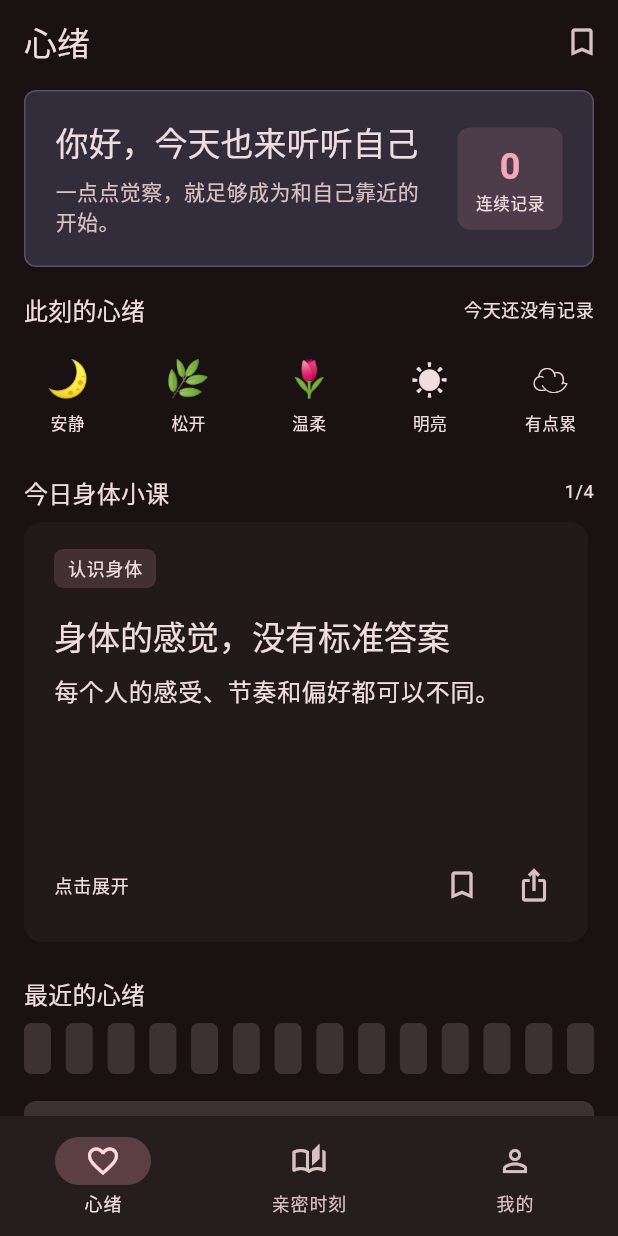
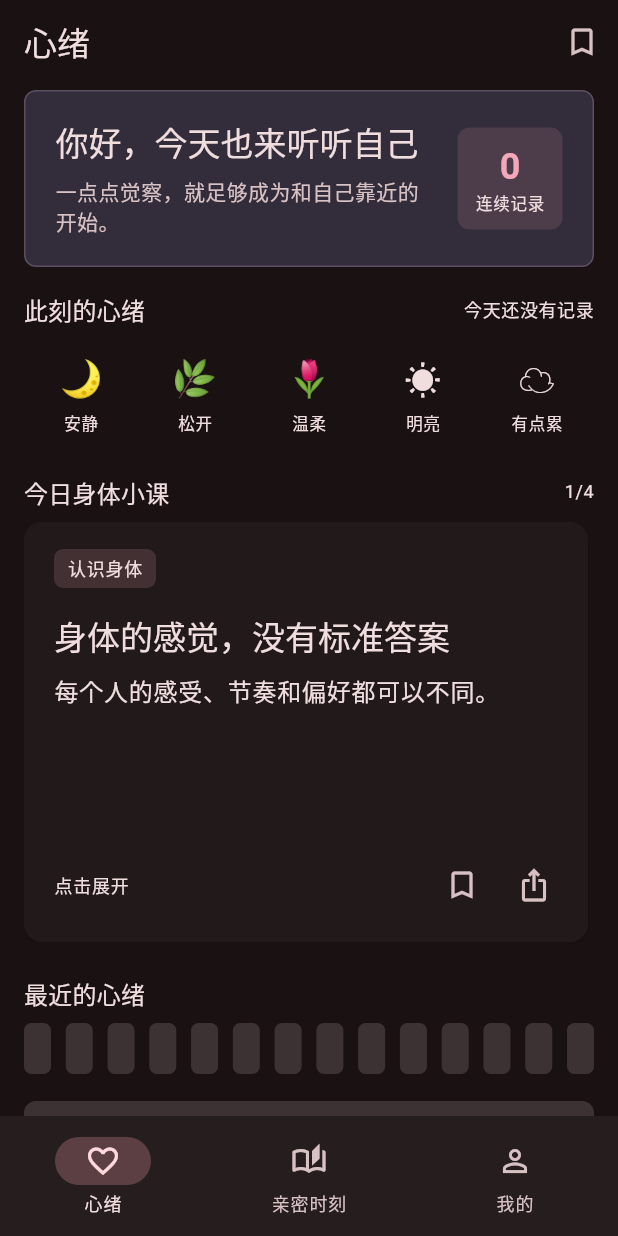
Before and after one commit to Binomial-distribution/nascent, a Flutter app: the screen it shows after launch, on a phone screen of 412 x 824 dp. Run offline on Flutter 3.47's test engine with Material 3 defaults, Android fonts, the phone set to English and light mode, and no system bars; our stand-ins replace flutter_riverpod; missing offline and left inert: flutter_reactive_ble.

Commit message:
fix: 修复评审发现的版本门控与控制页状态问题
- BLE 版本门控放宽为只校验主版本，0.1.x 旧固件无需重新烧录即可连接；
  VERSION_MINOR 同步为 2 并重新生成三端协议产物
- 控制页草稿档位在上行确认后交回设备值，停止时立即清除，
  避免设备已停而界面仍显示非零档位
- 连续记录天数对"今天还没记"留宽限，从昨天开始计数，并补边界测试
- 空白身体笔记不再提示已保存；情境漫游首次点按停留在首段；
  心绪选择器改为均分宽度避免窄屏溢出
- 抽取心绪页与亲密时刻页共用的 DeviceStatusBar

Co-authored-by: Cursor <cursoragent@cursor.com>

```diff
--- a/protocol/contract.yaml
+++ b/protocol/contract.yaml
@@ -15,7 +15,7 @@ version: "0.2.0-demo"
 constants:
   PROTO_MAGIC: 20026
   VERSION_MAJOR: 0
-  VERSION_MINOR: 1
+  VERSION_MINOR: 2
 
   LEVEL_MIN: 1
   LEVEL_MAX: 8
--- a/software/app/lib/core/protocol/protocol.dart
+++ b/software/app/lib/core/protocol/protocol.dart
@@ -6,7 +6,7 @@ class NlConst {
   static const String protoVersion = '0.2.0-demo';
   static const int protoMagic = 20026;
   static const int versionMajor = 0;
-  static const int versionMinor = 1;
+  static const int versionMinor = 2;
   static const int levelMin = 1;
   static const int levelMax = 8;
   static const int dutyCapPct = 90;
--- a/software/app/lib/heart/heart_state.dart
+++ b/software/app/lib/heart/heart_state.dart
@@ -102,6 +102,10 @@ class HeartState extends ChangeNotifier {
   int get streak {
     if (_moods.isEmpty) return 0;
     var cursor = _day(DateTime.now());
+    // 今天还没记不算断签：从昨天开始数，给今天留宽限。
+    if (!_moods.containsKey(cursor)) {
+      cursor = cursor.subtract(const Duration(days: 1));
+    }
     var count = 0;
     while (_moods.containsKey(cursor)) {
       count += 1;
@@ -132,6 +136,13 @@ class HeartState extends ChangeNotifier {
   void recordMood(MoodTone mood, {String note = ''}) {
     final today = _day(DateTime.now());
     _moods[today] = MoodEntry(date: today, mood: mood, note: note);
+    notifyListeners();
+  }
+
+  @visibleForTesting
+  void recordMoodForDate(DateTime date, MoodTone mood, {String note = ''}) {
+    final day = _day(date);
+    _moods[day] = MoodEntry(date: day, mood: mood, note: note);
     notifyListeners();
   }
 
--- a/software/app/lib/ui/a_home.dart
+++ b/software/app/lib/ui/a_home.dart
@@ -2,9 +2,9 @@ import 'package:flutter/material.dart';
 import 'package:flutter/services.dart';
 import 'package:flutter_riverpod/flutter_riverpod.dart';
 
-import '../core/protocol/protocol.dart';
 import '../heart/heart_state.dart';
 import '../state/session.dart';
+import 'widgets/device_status.dart';
 
 /// A 层：心绪。只负责觉察、记录和内容浏览，不改变设备强度。
 class HomePage extends ConsumerStatefulWidget {
@@ -130,7 +130,7 @@ class _HomePageState extends ConsumerState<HomePage> {
           const SizedBox(height: 8),
           _MoodCalendar(moods: heart.moods),
           const SizedBox(height: 18),
-          _ConnectionHint(connected: connected, uplink: uplink),
+          DeviceStatusBar(connected: connected, uplink: uplink),
           const SizedBox(height: 12),
           Text(
             '内容仅供参考，不能替代医生或专业人士建议。',
@@ -255,24 +255,27 @@ class _MoodPicker extends StatelessWidget {
 
   @override
   Widget build(BuildContext context) => Row(
-        mainAxisAlignment: MainAxisAlignment.spaceBetween,
         children: MoodTone.values.map((mood) {
           final isSelected = mood == selected;
           final color = Color(mood.colorValue);
-          return Semantics(
+          // 均分宽度而不是固定 58px：320pt 窄屏上固定宽度会溢出。
+          return Expanded(
+            child: Semantics(
               button: true,
               label: mood.label,
               selected: isSelected,
+              child: Padding(
+                padding: const EdgeInsets.symmetric(horizontal: 2),
                 child: InkWell(
                   borderRadius: BorderRadius.circular(8),
                   onTap: () => onSelected(mood),
                   child: AnimatedContainer(
                     duration: const Duration(milliseconds: 180),
-                width: 58,
                     height: 68,
                     padding: const EdgeInsets.symmetric(vertical: 8),
                     decoration: BoxDecoration(
-                  color: isSelected ? color.withAlpha(45) : Colors.transparent,
+                      color:
+                          isSelected ? color.withAlpha(45) : Colors.transparent,
                       borderRadius: BorderRadius.circular(8),
                       border: Border.all(
                         color: isSelected ? color : Colors.transparent,
@@ -282,11 +285,15 @@ class _MoodPicker extends StatelessWidget {
                     child: Column(
                       mainAxisAlignment: MainAxisAlignment.center,
                       children: [
-                    Text(mood.emoji, style: const TextStyle(fontSize: 24)),
+                        Text(mood.emoji,
+                            style: const TextStyle(fontSize: 24)),
                         const SizedBox(height: 4),
                         Text(mood.label,
-                        style: Theme.of(context).textTheme.labelSmall),
+                            style: Theme.of(context).textTheme.labelSmall,
+                            overflow: TextOverflow.ellipsis),
                       ],
+                    ),
+                  ),
                 ),
               ),
             ),
@@ -411,44 +418,6 @@ class _MoodCalendar extends StatelessWidget {
   }
 }
 
-class _ConnectionHint extends StatelessWidget {
-  const _ConnectionHint({required this.connected, required this.uplink});
-
-  final bool connected;
-  final BleUplink? uplink;
-
-  @override
-  Widget build(BuildContext context) {
-    final state = uplink?.insertState;
-    final text = !connected
-        ? '设备未连接'
-        : switch (state) {
-            NlInsertState.inserted => '设备已连接 · 在使用中',
-            NlInsertState.notInserted => '设备已连接 · 未在使用',
-            _ => '设备已连接 · 状态同步中',
-          };
-    return Container(
-      padding: const EdgeInsets.symmetric(horizontal: 14, vertical: 12),
-      decoration: BoxDecoration(
-        color: Theme.of(context).colorScheme.surfaceContainerHighest,
-        borderRadius: BorderRadius.circular(8),
-      ),
-      child: Row(
-        children: [
-          Icon(
-            connected ? Icons.bluetooth_connected : Icons.bluetooth_disabled,
-            size: 18,
-          ),
-          const SizedBox(width: 10),
-          Expanded(child: Text(text)),
-          Icon(Icons.chevron_right,
-              color: Theme.of(context).colorScheme.onSurfaceVariant),
-        ],
-      ),
-    );
-  }
-}
-
 class _CardDetailSheet extends StatelessWidget {
   const _CardDetailSheet({required this.card});
 
--- /dev/null
+++ b/software/app/lib/ui/widgets/device_status.dart
@@ -0,0 +1,50 @@
+import 'package:flutter/material.dart';
+
+import '../../core/protocol/protocol.dart';
+
+/// 心绪页与亲密时刻页共用的设备状态条。
+/// 只展示连接与使用状态，不提供任何操作。
+class DeviceStatusBar extends StatelessWidget {
+  const DeviceStatusBar({
+    super.key,
+    required this.connected,
+    required this.uplink,
+    this.trailingIcon = Icons.chevron_right,
+  });
+
+  final bool connected;
+  final BleUplink? uplink;
+  final IconData trailingIcon;
+
+  @override
+  Widget build(BuildContext context) {
+    final state = uplink?.insertState;
+    final status = !connected
+        ? '设备未连接'
+        : switch (state) {
+            NlInsertState.inserted => '设备已连接 · 在使用中',
+            NlInsertState.notInserted => '设备已连接 · 未在使用',
+            _ => '设备已连接 · 状态同步中',
+          };
+    return Container(
+      padding: const EdgeInsets.symmetric(horizontal: 14, vertical: 12),
+      decoration: BoxDecoration(
+        color: Theme.of(context).colorScheme.surfaceContainerHighest,
+        borderRadius: BorderRadius.circular(8),
+      ),
+      child: Row(
+        children: [
+          Icon(
+            connected ? Icons.bluetooth_connected : Icons.bluetooth_disabled,
+            size: 18,
+          ),
+          const SizedBox(width: 10),
+          Expanded(child: Text(status)),
+          Icon(trailingIcon,
+              size: 18,
+              color: Theme.of(context).colorScheme.onSurfaceVariant),
+        ],
+      ),
+    );
+  }
+}
```
Also changed, not shown: software/app/lib/ble/ble_client.dart (+6 -3 lines), software/app/lib/ui/b_control.dart (+16 -7 lines), software/app/lib/ui/intimacy.dart (+17 -42 lines), protocol/generated/protocol.dart, 5 other files. Lines whose indentation alone changed are shown as unchanged.
